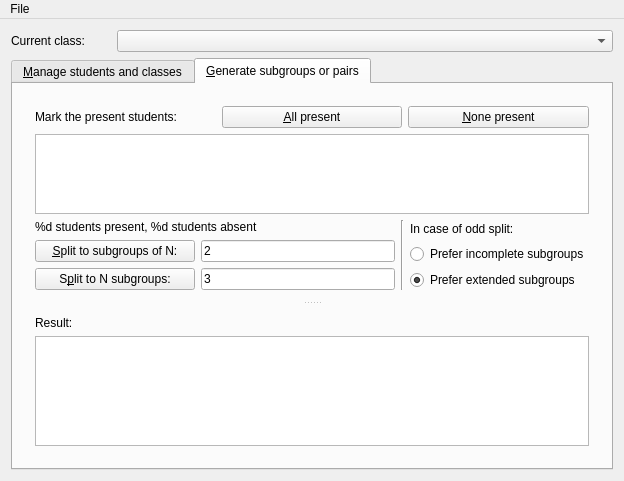
jackbadlands/studentchooser, file mainwindow.ui: the form before one commit.
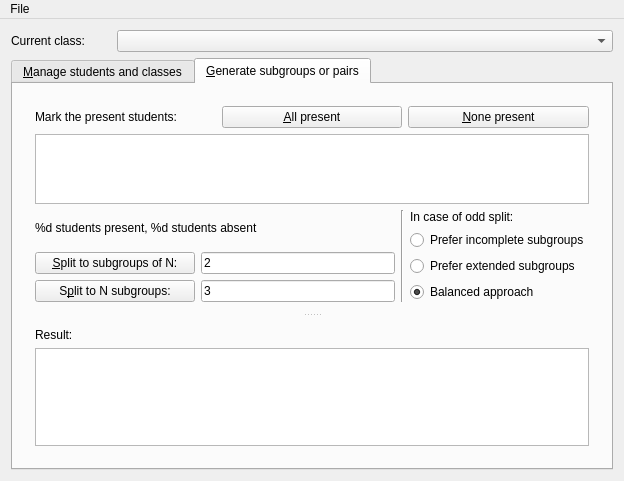
The form after the commit. Custom widgets are drawn as their Qt base class.

Commit message: Balanced approach

Patch:
```diff
--- a/mainwindow.ui
+++ b/mainwindow.ui
@@ -230,16 +230,26 @@
                  </widget>
                 </item>
                 <item>
-                 <widget class="QRadioButton" name="radioPreferExtended">
+                 <widget class="QRadioButton" name="radioPreferIncomplete">
                   <property name="text">
                    <string>Prefer incomplete subgroups</string>
                   </property>
                  </widget>
                 </item>
                 <item>
-                 <widget class="QRadioButton" name="radioButton_2">
+                 <widget class="QRadioButton" name="radioPreferExtended">
                   <property name="text">
                    <string>Prefer extended subgroups</string>
+                  </property>
+                  <property name="checked">
+                   <bool>false</bool>
+                  </property>
+                 </widget>
+                </item>
+                <item>
+                 <widget class="QRadioButton" name="radioBalanced">
+                  <property name="text">
+                   <string>Balanced approach</string>
                   </property>
                   <property name="checked">
                    <bool>true</bool>
```
The commit also changes 1 other file.
